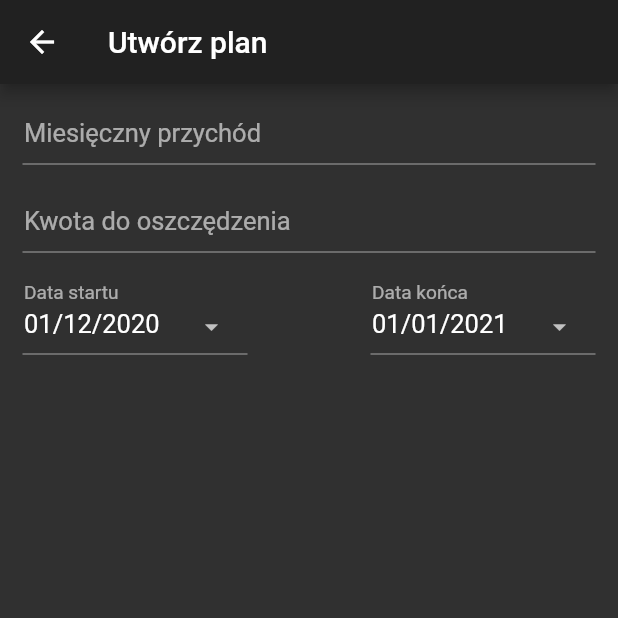
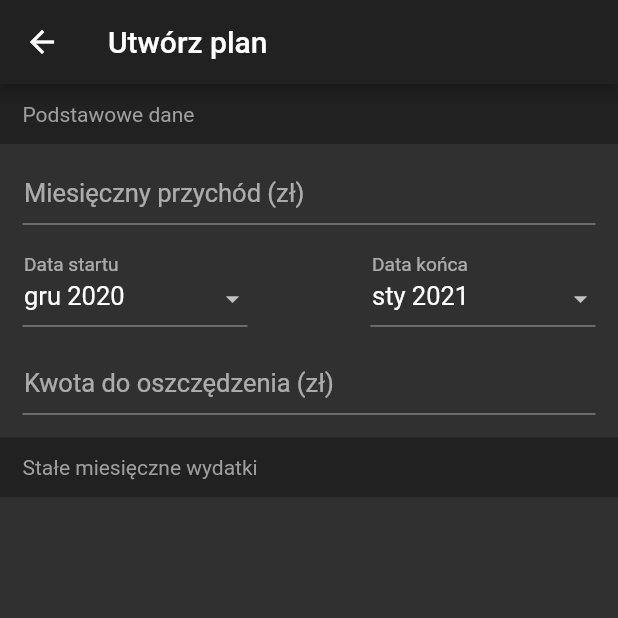
Before and after one commit to KamilBuczko/piggy-bank, a Flutter app: the screen it shows after launch, after a tap on "Zacznij oszczędzać!", on a phone screen of 412 x 824 dp, the top half of it. Run offline on Flutter 3.47's test engine with Material 2 defaults, Android fonts, the phone set to English and light mode, and no system bars.

Commit message:
inital commit

```diff
--- a/lib/main.dart
+++ b/lib/main.dart
@@ -1,5 +1,6 @@
 import 'package:flutter/material.dart';
-import 'package:intl/intl.dart';
+import 'package:flutter_localizations/flutter_localizations.dart';
+
 import 'navigation.dart';
 
 void main() {
@@ -14,7 +15,12 @@ class MyApp extends StatelessWidget {
     return MaterialApp(
       title: _appTitle,
       theme: ThemeData.dark(),
-      locale: Locale('pl', 'PL'),
+      localizationsDelegates: [
+        GlobalMaterialLocalizations.delegate
+      ],
+      supportedLocales: [
+        const Locale('pl', 'PL'),
+      ],
       routes: routes(),
     );
   }
--- a/lib/pages/plan_configuration_page.dart
+++ b/lib/pages/plan_configuration_page.dart
@@ -1,3 +1,4 @@
+import 'package:Skarbonka/utils/forms_validation.dart';
 import 'package:Skarbonka/widgets/date_picker.dart';
 import 'package:flutter/material.dart';
 
@@ -21,84 +22,134 @@ class PlanForm extends StatefulWidget {
 
 class _PlanFormState extends State<PlanForm> {
   final _formKey = GlobalKey<FormState>();
-  final _fieldRequiredText = "Pole jest wymagane";
+  final _distanceBetweenForms = 20.0;
 
   @override
   Widget build(BuildContext context) {
     return Form(
       key: _formKey,
-      child: Padding(
+      child: Column(
+        crossAxisAlignment: CrossAxisAlignment.start,
+        children: <Widget>[
+          SectionTitle("Podstawowe dane"),
+          Padding(
             padding: EdgeInsets.all(15.0),
             child: Column(
               crossAxisAlignment: CrossAxisAlignment.start,
               children: <Widget>[
-            _monthlyIncomeField(),
-            SizedBox(height: 20),
-            _spareGoalField(),
-            SizedBox(height: 20),
+                MonthlyIncomeField(),
+                SizedBox(height: _distanceBetweenForms),
                 Row(
                   mainAxisAlignment: MainAxisAlignment.spaceBetween,
                   children: <Widget>[
-                SizedBox(width: 150.0, child: _dateFromField()),
-                SizedBox(width: 150.0, child: _dateToField()),
+                    SizedBox(width: 150.0, child: DateFromField()),
+                    SizedBox(width: 150.0, child: DateToField()),
                   ],
                 ),
+                SizedBox(height: _distanceBetweenForms),
+                SpareGoalField(),
               ],
+            ),
+          ),
+          SectionTitle("Stałe miesięczne wydatki"),
+          Padding(
+            padding: EdgeInsets.all(15.0),
+            child: Column(
+              crossAxisAlignment: CrossAxisAlignment.start,
+              children: <Widget>[
+               // ListView()
+              ],
+            ),
+          ),
+        ],
+      ),
+    );
+  }
+}
+
+class SectionTitle extends StatelessWidget {
+
+  final String title;
+
+  SectionTitle(this.title);
+
+  @override
+  Widget build(BuildContext context) {
+    return Container(
+      height: 40,
+      width: double.infinity,
+      color: Theme.of(context).primaryColor,
+      child: Padding(
+        padding: EdgeInsets.only(left: 15.0),
+        child: Align(
+          alignment: Alignment.centerLeft,
+          child: Text(
+            title,
+            style: TextStyle(color: Theme.of(context).primaryColorLight),
+          ),
         ),
       ),
     );
   }
+}
 
-  TextFormField _monthlyIncomeField() {
+class MonthlyIncomeField extends StatelessWidget {
+  @override
+  Widget build(BuildContext context) {
     return TextFormField(
       style: TextStyle(fontSize: 17.0),
       decoration: InputDecoration(
           contentPadding: EdgeInsets.all(1.0),
           isDense: true,
-          labelText: 'Miesięczny przychód'),
+          labelText: 'Miesięczny przychód (zł)'),
       keyboardType: TextInputType.number,
-      validator: _fieldRequiredValidator,
+      validator: fieldRequiredValidator,
     );
   }
+}
 
-  TextFormField _spareGoalField() {
+class SpareGoalField extends StatelessWidget {
+  @override
+  Widget build(BuildContext context) {
     return TextFormField(
       style: TextStyle(fontSize: 17.0),
       decoration: InputDecoration(
           contentPadding: EdgeInsets.all(1.0),
           isDense: true,
-          labelText: 'Kwota do oszczędzenia'),
+          labelText: 'Kwota do oszczędzenia (zł)'),
       keyboardType: TextInputType.number,
-      validator: _fieldRequiredValidator,
+      validator: fieldRequiredValidator,
     );
   }
+}
 
-  DatePicker _dateFromField() {
+class DateFromField extends StatelessWidget {
+  @override
+  Widget build(BuildContext context) {
     DateTime currentDate = DateTime.now();
     return DatePicker(
       labelText: "Data startu",
       suffixIcon: Icon(Icons.arrow_drop_down, size: 20),
       lastDate: currentDate.add(Duration(days: 366 * 10)),
       firstDate: currentDate,
-      initialDate: currentDate
+      initialDate: currentDate,
+      onDateChanged: (DateTime value) {},
     );
   }
+}
 
-  DatePicker _dateToField() {
+class DateToField extends StatelessWidget {
+  @override
+  Widget build(BuildContext context) {
     DateTime currentDate = DateTime.now();
     return DatePicker(
       labelText: "Data końca",
       suffixIcon: Icon(Icons.arrow_drop_down, size: 20),
       lastDate: currentDate.add(Duration(days: 366 * 10)),
-      initialDate: DateTime(currentDate.year, currentDate.month + 1, currentDate.day),
+      initialDate:
+          DateTime(currentDate.year, currentDate.month + 1, currentDate.day),
       firstDate: currentDate,
+      onDateChanged: (DateTime value) {},
     );
   }
-
-  String _fieldRequiredValidator(value) {
-    if (value.isEmpty) {
-      return _fieldRequiredText;
 }
-    return null;
-  }
-}
--- /dev/null
+++ b/lib/utils/forms_validation.dart
@@ -0,0 +1,9 @@
+final _fieldRequiredText = "Pole jest wymagane";
+
+
+String fieldRequiredValidator(value) {
+  if (value.isEmpty) {
+    return _fieldRequiredText;
+  }
+  return null;
+}
--- a/lib/widgets/date_picker.dart
+++ b/lib/widgets/date_picker.dart
@@ -20,11 +20,12 @@ class DatePicker extends StatefulWidget {
     this.focusNode,
     this.dateFormat,
     this.initialDate,
-    this.onDateChanged,
+    @required this.onDateChanged,
     @required this.lastDate,
     @required this.firstDate,
   })  : assert(firstDate != null),
         assert(lastDate != null),
+        assert(onDateChanged != null),
         super(key: key) {
     assert(!this.lastDate.isBefore(this.firstDate),
         'lastDate ${this.lastDate} must be on or after firstDate ${this.firstDate}.');
@@ -54,7 +55,7 @@ class _DatePickerState extends State<DatePicker> {
     if (widget.dateFormat != null) {
       _dateFormat = widget.dateFormat;
     } else {
-      _dateFormat = new DateFormat('dd/MM/yyyy');
+      _dateFormat = new DateFormat('MMM yyyy', "pl");
     }
 
     _selectedDate = widget.initialDate;
@@ -66,7 +67,7 @@ class _DatePickerState extends State<DatePicker> {
 
   @override
   Widget build(BuildContext context) {
-    return TextField(
+    return TextFormField(
       focusNode: widget.focusNode,
       controller: _controllerDate,
       style: TextStyle(fontSize: 17.0),
@@ -79,12 +80,16 @@ class _DatePickerState extends State<DatePicker> {
                 child: widget.prefixIcon,
               )
             : widget.prefixIcon,
-        suffixIcon: widget.suffixIcon != null
-            ? Padding(
-                padding: EdgeInsets.only(top: 11.0),
-                  child: widget.suffixIcon
-                )
-            : widget.suffixIcon,
+        suffixIcon: Container(
+          height: 48,
+          width: 48,
+          child: widget.suffixIcon != null
+              ? Padding(
+              padding: EdgeInsets.only(top: 11.0),
+              child: Align(
+                  alignment: Alignment.centerRight, child: widget.suffixIcon))
+              : widget.suffixIcon,
+        ),
         labelText: widget.labelText,
       ),
       onTap: () => _selectDate(context),
@@ -101,6 +106,7 @@ class _DatePickerState extends State<DatePicker> {
   Future<Null> _selectDate(BuildContext context) async {
     final DateTime pickedDate = await showDatePicker(
       context: context,
+      locale: const Locale("pl", "PL"),
       initialDate: _selectedDate,
       firstDate: widget.firstDate,
       lastDate: widget.lastDate,
```
Also changed, not shown: pubspec.yaml (+2 -5 lines), pubspec.lock. Lines whose indentation alone changed are shown as unchanged.
